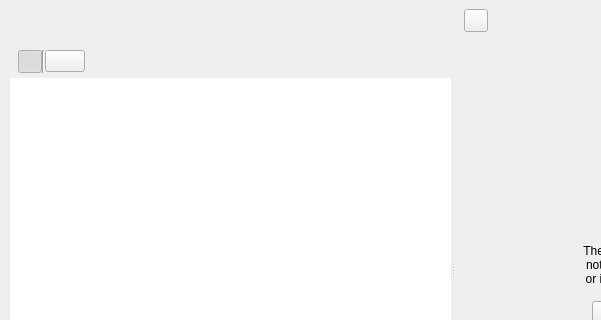
Above: ui/notes_view.ui from zkovari/plotlyst before the change; both pictures show x 0 to 601 and y 0 to 320 of the 816 by 536 pixel window. Below: the same form after it.
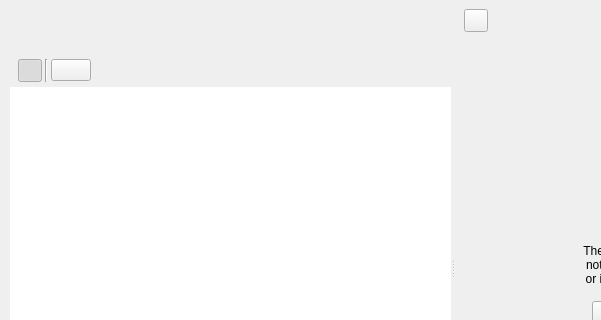
That is the form after the change. Custom widgets are drawn as their Qt base class.

The edit to the form file:
```diff
--- a/ui/notes_view.ui
+++ b/ui/notes_view.ui
@@ -64,7 +64,11 @@
         <number>0</number>
        </property>
        <item>
+        <widget class="QWidget" name="" native="true">
         <layout class="QHBoxLayout" name="horizontalLayout_2">
+          <property name="spacing">
+           <number>3</number>
+          </property>
          <property name="leftMargin">
           <number>8</number>
          </property>
@@ -145,6 +149,7 @@
           </spacer>
          </item>
         </layout>
+        </widget>
        </item>
        <item>
         <widget class="DocumentsTreeView" name="treeDocuments">
```
Left out of the diff: 2 changed lines with no effect on the pictures. Lines whose indentation alone changed are shown as unchanged.
